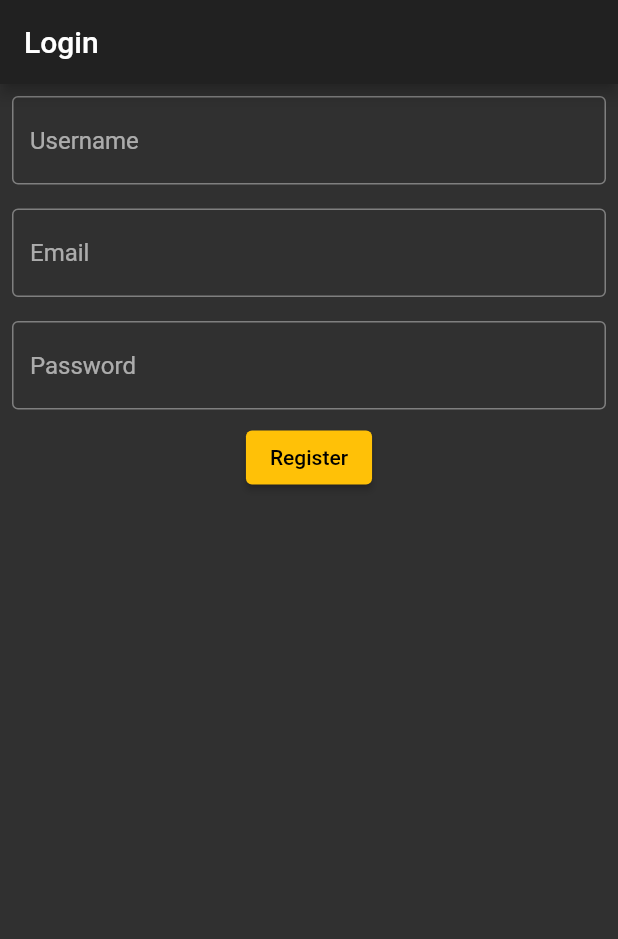
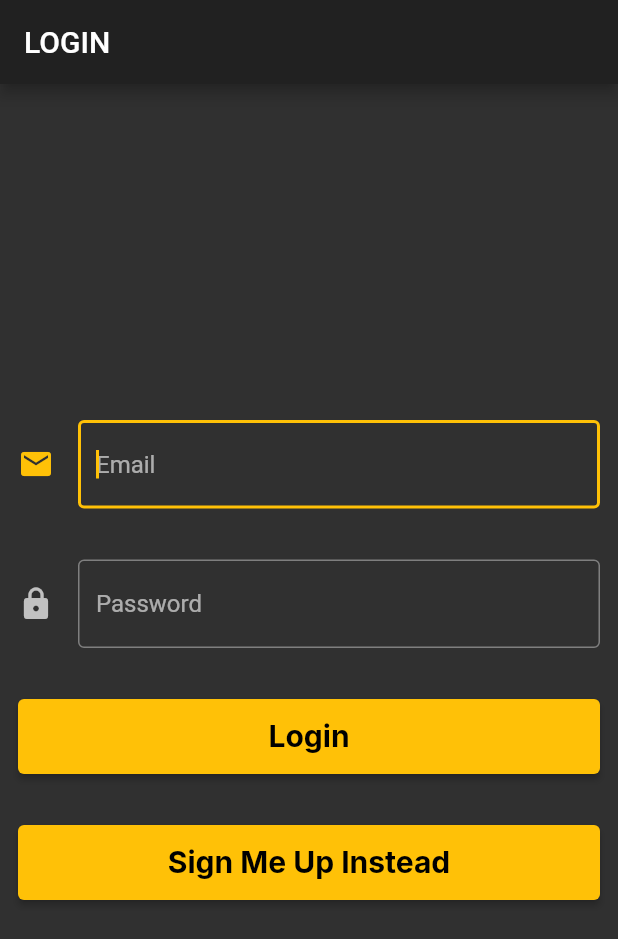
Before and after one commit to Xanta55/eatAllFungus_0.9, a Flutter app: the screen it shows after launch, on a phone screen of 412 x 824 dp. Shown: the top 939 px of the screen. Run offline on Flutter 3.47's test engine with Material 2 defaults, Android fonts, the phone set to English and light mode, and no system bars; our stand-ins replace cloud_firestore, firebase_auth, firebase_core, flutter_hooks, freezed_annotation, google_fonts and 1 more; accounts and stored records are empty; generated files the repository leaves out were written again.

Commit message:
Implemented Login and Registry Functions to Screen

```diff
--- /dev/null
+++ b/eat_all_fungus/lib/constValues/constSizes.dart
@@ -0,0 +1,2 @@
+final double spacingSize = 10.0;
+final double paddingSize = 12.0;
--- a/eat_all_fungus/lib/services/profileRepository.dart
+++ b/eat_all_fungus/lib/services/profileRepository.dart
@@ -25,7 +25,6 @@ class ProfileRepository implements BaseProfileRepository {
   Future<String> createEmptyProfile({required String name}) async {
     try {
       final _id = _read(authControllerProvider)!.uid;
-      print('ProfileRepo - $_id');
       await _read(databaseProvider)!
           .collection('profiles')
           .doc(_id)
--- a/eat_all_fungus/lib/views/auth/login.dart
+++ /dev/null
@@ -1,63 +0,0 @@
-import 'package:eat_all_fungus/services/authRepository.dart';
-import 'package:eat_all_fungus/services/profileRepository.dart';
-import 'package:flutter/material.dart';
-import 'package:flutter_hooks/flutter_hooks.dart';
-import 'package:hooks_riverpod/hooks_riverpod.dart';
-
-class Login extends HookWidget {
-  const Login({Key? key}) : super(key: key);
-
-  @override
-  Widget build(BuildContext context) {
-    final usernameController = useTextEditingController();
-    final emailController = useTextEditingController();
-    final passwordController = useTextEditingController();
-    return Scaffold(
-      appBar: AppBar(
-        title: Text('Login'),
-      ),
-      body: Column(
-        children: [
-          Padding(
-            padding: const EdgeInsets.all(8.0),
-            child: TextField(
-              controller: usernameController,
-              keyboardType: TextInputType.text,
-              decoration: const InputDecoration(
-                  border: OutlineInputBorder(), hintText: 'Username'),
-            ),
-          ),
-          Padding(
-            padding: const EdgeInsets.all(8.0),
-            child: TextField(
-              controller: emailController,
-              keyboardType: TextInputType.emailAddress,
-              decoration: const InputDecoration(
-                  border: OutlineInputBorder(), hintText: 'Email'),
-            ),
-          ),
-          Padding(
-            padding: const EdgeInsets.all(8.0),
-            child: TextField(
-              controller: passwordController,
-              keyboardType: TextInputType.text,
-              obscureText: true,
-              decoration: const InputDecoration(
-                  border: OutlineInputBorder(), hintText: 'Password'),
-            ),
-          ),
-          ElevatedButton(
-              onPressed: () async {
-                await context
-                    .read(authRepositoryProvider)
-                    .signUp(emailController.text, passwordController.text);
-                await context
-                    .read(userProfileRepository)
-                    .createEmptyProfile(name: usernameController.text);
-              },
-              child: Text('Register')),
-        ],
-      ),
-    );
-  }
-}
--- /dev/null
+++ b/eat_all_fungus/lib/views/auth/loginScreen.dart
@@ -0,0 +1,102 @@
+import 'package:eat_all_fungus/constValues/constSizes.dart';
+import 'package:eat_all_fungus/services/authRepository.dart';
+import 'package:eat_all_fungus/services/profileRepository.dart';
+import 'package:eat_all_fungus/views/auth/registerScreen.dart';
+import 'package:eat_all_fungus/views/widgets/inputs/textInput.dart';
+import 'package:flutter/material.dart';
+import 'package:flutter_hooks/flutter_hooks.dart';
+import 'package:google_fonts/google_fonts.dart';
+import 'package:hooks_riverpod/hooks_riverpod.dart';
+
+class LoginScreen extends HookWidget {
+  const LoginScreen({Key? key}) : super(key: key);
+
+  @override
+  Widget build(BuildContext context) {
+    final emailController = useTextEditingController();
+    final passwordController = useTextEditingController();
+    return Scaffold(
+      appBar: AppBar(
+        title: Text('LOGIN'),
+      ),
+      body: Center(
+        child: SingleChildScrollView(
+          child: Column(
+            children: [
+              _buildEmailInput(emailController),
+              SizedBox(height: spacingSize),
+              _buildPassWordInput(passwordController),
+              SizedBox(height: spacingSize),
+              Padding(
+                padding: EdgeInsets.all(paddingSize),
+                child: ElevatedButton(
+                    onPressed: () async {
+                      await context
+                          .read(authRepositoryProvider)
+                          .signInWithEmailAndPassword(
+                              emailController.text, passwordController.text);
+                      await context.read(userProfileRepository).getProfile(
+                          id: context
+                              .read(authRepositoryProvider)
+                              .getCurrentUser()!
+                              .uid);
+                    },
+                    child: Container(
+                        height: 50.0,
+                        width: double.infinity,
+                        child: Center(
+                            child: Text('Login',
+                                style: GoogleFonts.inter(
+                                    fontSize: 20.0,
+                                    fontWeight: FontWeight.bold))))),
+              ),
+              SizedBox(height: spacingSize),
+              Padding(
+                padding: EdgeInsets.all(paddingSize),
+                child: ElevatedButton(
+                    onPressed: () {
+                      Navigator.push(
+                        context,
+                        MaterialPageRoute(
+                            builder: (context) => RegisterScreen()),
+                      );
+                    },
+                    child: Container(
+                      height: 50.0,
+                      width: double.infinity,
+                      child: Center(
+                          child: Text('Sign Me Up Instead',
+                              style: GoogleFonts.inter(
+                                  fontSize: 20.0,
+                                  fontWeight: FontWeight.bold))),
+                    )),
+              ),
+            ],
+          ),
+        ),
+      ),
+    );
+  }
+
+  Widget _buildEmailInput(TextEditingController controller) {
+    return Padding(
+      padding: EdgeInsets.all(paddingSize),
+      child: buildTextInput(
+          controller: controller,
+          inputType: TextInputType.emailAddress,
+          hintText: 'Email',
+          iconInput: Icon(Icons.mail)),
+    );
+  }
+
+  Widget _buildPassWordInput(TextEditingController controller) {
+    return Padding(
+      padding: EdgeInsets.all(paddingSize),
+      child: buildTextInput(
+          controller: controller,
+          hintText: 'Password',
+          isObscured: true,
+          iconInput: Icon(Icons.lock)),
+    );
+  }
+}
--- a/eat_all_fungus/lib/views/various/eatAllFungus.dart
+++ b/eat_all_fungus/lib/views/various/eatAllFungus.dart
@@ -1,6 +1,8 @@
 import 'package:eat_all_fungus/controllers/authController.dart';
 import 'package:eat_all_fungus/controllers/profileController.dart';
-import 'package:eat_all_fungus/views/auth/login.dart';
+import 'package:eat_all_fungus/models/customException.dart';
+import 'package:eat_all_fungus/views/auth/loginScreen.dart';
+import 'package:eat_all_fungus/views/overview/overviewScreen.dart';
 import 'package:eat_all_fungus/views/various/loadingScreen.dart';
 import 'package:flutter_hooks/flutter_hooks.dart';
 import 'package:hooks_riverpod/hooks_riverpod.dart';
@@ -30,12 +32,21 @@ class SplashScreen extends HookWidget {
 
     // checking if provider is initialized
     if (authControllerState != null) {
-      return LoadingScreen(
-          loadingText:
-              'displayName: ${profileControllerState.data?.value.name}\nUID: ${authControllerState.uid}');
+      return ProviderListener(
+          provider: userProfileExceptionProvider,
+          onChange: (BuildContext context,
+              StateController<CustomException?> customException) {
+            ScaffoldMessenger.of(context).showSnackBar(SnackBar(
+                backgroundColor: Colors.red[400],
+                content: Text(customException.state!.message!)));
+          },
+          child: profileControllerState.data == null
+              ? LoadingScreen(loadingText: 'Loading Profile')
+              : OverviewScreen());
       // for now we just return a loading screen instead of splash
+
     } else {
-      return Login();
+      return LoginScreen();
     }
   }
 }
--- /dev/null
+++ b/eat_all_fungus/lib/views/widgets/inputs/textInput.dart
@@ -0,0 +1,19 @@
+import 'package:flutter/material.dart';
+
+TextField buildTextInput(
+    {required TextEditingController controller,
+    TextInputType? inputType,
+    String? hintText,
+    bool? isObscured,
+    Icon? iconInput}) {
+  return TextField(
+    autofocus: true,
+    controller: controller,
+    keyboardType: inputType ?? TextInputType.text,
+    obscureText: isObscured ?? false,
+    decoration: InputDecoration(
+        icon: iconInput,
+        border: OutlineInputBorder(),
+        hintText: hintText ?? ''),
+  );
+}
--- a/eat_all_fungus/pubspec.yaml
+++ b/eat_all_fungus/pubspec.yaml
@@ -10,7 +10,6 @@ version: 1.0.0+1
 environment:
   sdk: ">=2.12.0 <3.0.0"
 
-
 dependencies:
   cloud_firestore: ^2.5.3
   cupertino_icons: ^1.0.2
@@ -21,15 +20,15 @@ dependencies:
   flutter:
     sdk: flutter
   flutter_hooks: ^0.17.0
+  google_fonts: ^2.1.0
   hooks_riverpod: ^0.14.0+4
-
 
 # dev_dependencies are used for running generators and such and will not be present in production
 dev_dependencies:
-  freezed: ^0.14.2
   build_runner: ^2.1.2
   flutter_test:
     sdk: flutter
+  freezed: ^0.14.2
   json_serializable: ^4.1.4
 
 # The following section is specific to Flutter.
```
Also changed, not shown: eat_all_fungus/lib/views/auth/registerScreen.dart (added, +99 -0 lines), eat_all_fungus/lib/views/overview/overviewScreen.dart (added, +23 -0 lines), eat_all_fungus/lib/views/widgets/buttons/logoutButton.dart (added, +10 -0 lines).
